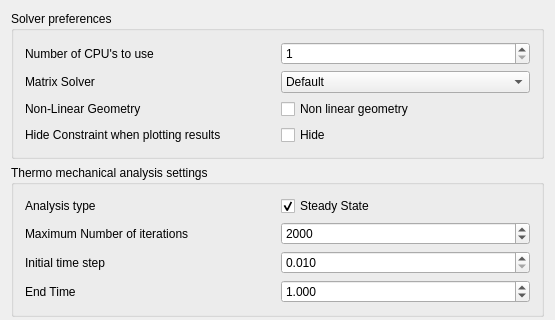
Old version of the form src/Mod/Fem/Gui/DlgSettingsFemAnalysisOpt.ui in the repository makkemal/FreeCAD; both pictures show x 0 to 555 and y 0 to 320 of the 555 by 518 pixel window.
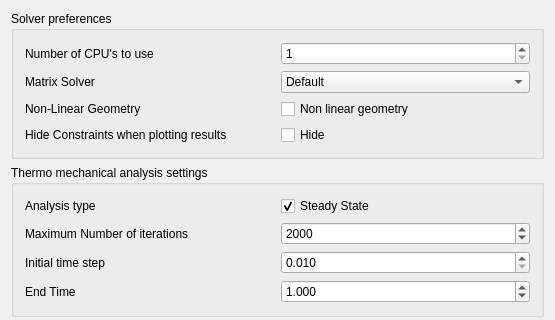
New version of the form. Custom widgets are drawn as their Qt base class.

Commit message: FEM: Hide constraints when opening results preference working

The edit to the form file:
```diff
--- a/src/Mod/Fem/Gui/DlgSettingsFemAnalysisOpt.ui
+++ b/src/Mod/Fem/Gui/DlgSettingsFemAnalysisOpt.ui
@@ -130,7 +130,7 @@
           <item row="3" column="0">
            <widget class="QLabel" name="l_hide_constraint">
             <property name="text">
-             <string>Hide Constraint when plotting results</string>
+             <string>Hide Constraints when plotting results</string>
             </property>
            </widget>
           </item>
```
